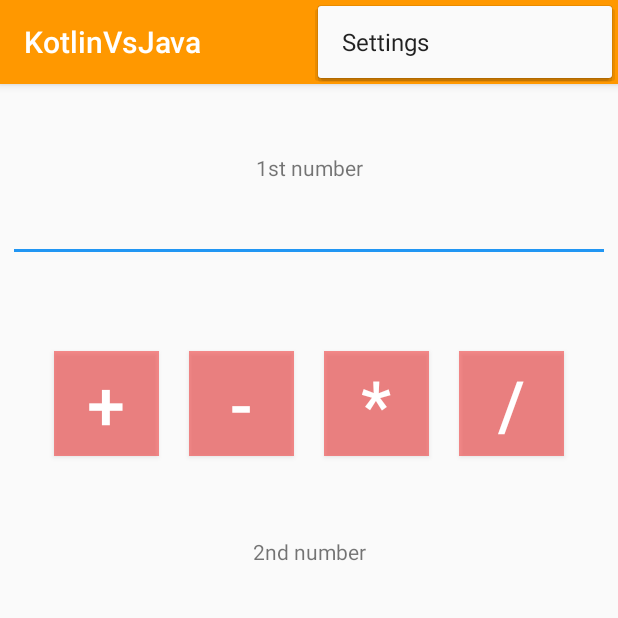
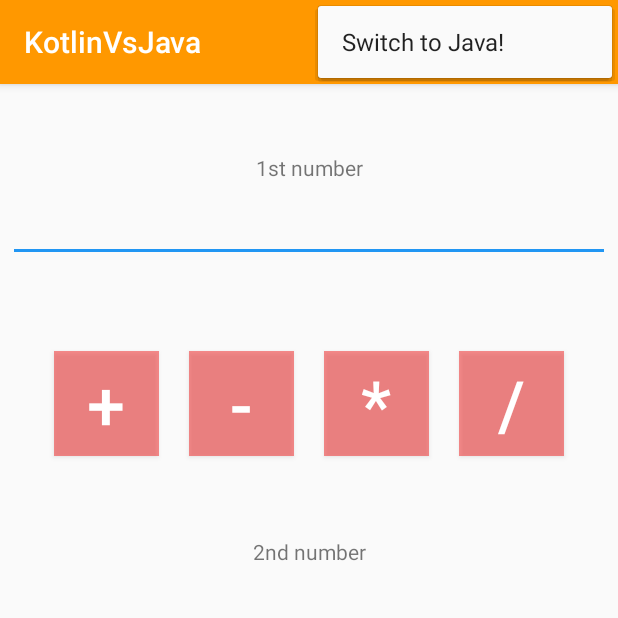
Before and after one commit to fuzzKitty/KotlinVsJava, an Android app: the screen it shows after launch (MainActivity), with the options menu open, on a phone screen of 412 x 824 dp, the top half of it. Run offline under Robolectric (Android 15) with nearby library versions, the phone set to English and light mode, and no system bars; libraries missing offline, so code that uses them is left out: com.fuzzkitty.

Commit message:
Switch to Java menu stubs

```diff
--- a/app/src/main/java/com/fuzzkitty/KotlinVsJava/MainActivity.kt
+++ b/app/src/main/java/com/fuzzkitty/KotlinVsJava/MainActivity.kt
@@ -74,21 +74,26 @@ class MainActivity : AppCompatActivity() {
 
     }
 
+
+    //MENU
+    // Can you add a menu function that switches you over to Java? Kotlin and Java are interoperable!!!
+    // Below are the the 2 methods you need to get started with a Menu
     override fun onCreateOptionsMenu(menu: Menu): Boolean {
-        // Inflate the menu; this adds items to the action bar if it is present.
+
         menuInflater.inflate(R.menu.menu_main, menu)
         return true
+
     }
 
     override fun onOptionsItemSelected(item: MenuItem): Boolean {
-        // Handle action bar item clicks here. The action bar will
-        // automatically handle clicks on the Home/Up button, so long
-        // as you specify a parent activity in AndroidManifest.xml.
+
         return when (item.itemId) {
-            R.id.action_settings -> true
+            R.id.switch_to_java -> true
             else -> super.onOptionsItemSelected(item)
         }
+
     }
+
 
     // Custom functions
     private fun computeResult(num1: Double, num2: Double, operator: Operator): String {
--- a/app/src/main/res/menu/menu_main.xml
+++ b/app/src/main/res/menu/menu_main.xml
@@ -2,8 +2,8 @@
       xmlns:app="http://schemas.android.com/apk/res-auto"
       xmlns:tools="http://schemas.android.com/tools"
       tools:context="com.fuzzkitty.KotlinVsJava.MainActivity">
-    <item android:id="@+id/action_settings"
-          android:title="@string/action_settings"
+    <item android:id="@+id/switch_to_java"
+          android:title="@string/action_switch_to_java"
           android:orderInCategory="100"
           app:showAsAction="never"/>
 </menu>
--- a/app/src/main/res/values/strings.xml
+++ b/app/src/main/res/values/strings.xml
@@ -1,4 +1,4 @@
 <resources>
     <string name="app_name">KotlinVsJava</string>
-    <string name="action_settings">Settings</string>
+    <string name="action_switch_to_java">Switch to Java!</string>
 </resources>
```
